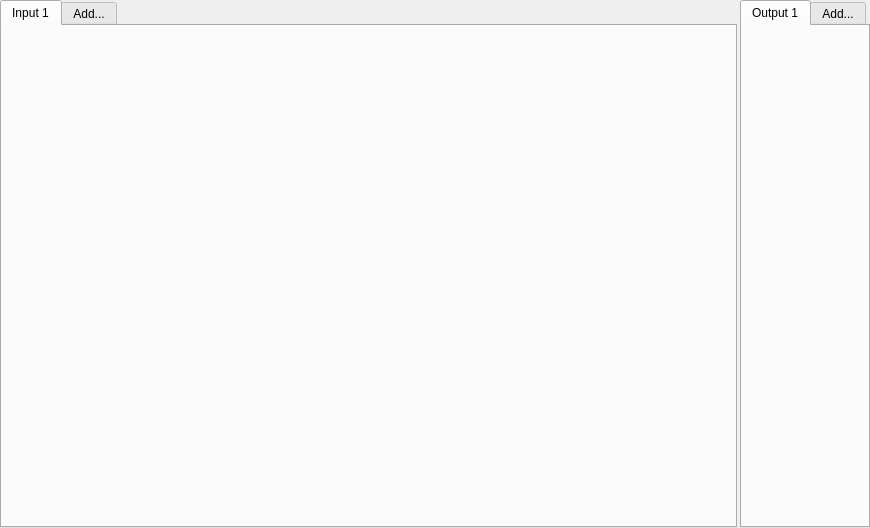
First picture: the form in DuFFMpeg/queuewidget.ui, repository RxLaboratory/DuME, before the edit.
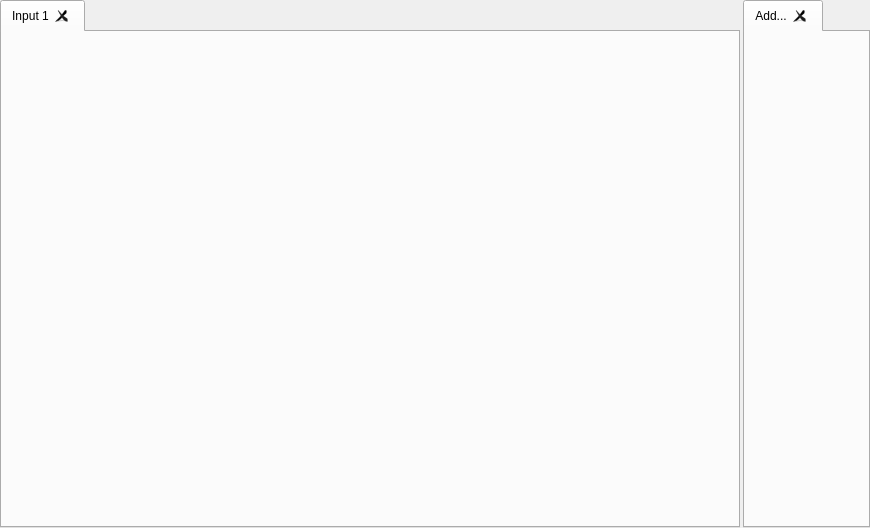
Second picture: the form after the edit.

Commit message: Multiple outputs implementation

Diff of the .ui file:
```diff
--- a/DuFFMpeg/queuewidget.ui
+++ b/DuFFMpeg/queuewidget.ui
@@ -34,6 +34,9 @@
      <property name="currentIndex">
       <number>0</number>
      </property>
+     <property name="tabsClosable">
+      <bool>true</bool>
+     </property>
      <widget class="QWidget" name="inputTab1">
       <attribute name="title">
        <string>Input 1</string>
@@ -56,11 +59,6 @@
        </property>
       </layout>
      </widget>
-     <widget class="QWidget" name="addInputTab">
-      <attribute name="title">
-       <string>Add...</string>
-      </attribute>
-     </widget>
     </widget>
    </item>
    <item>
@@ -68,28 +66,9 @@
      <property name="currentIndex">
       <number>0</number>
      </property>
-     <widget class="QWidget" name="outputTab1">
-      <attribute name="title">
-       <string>Output 1</string>
-      </attribute>
-      <layout class="QVBoxLayout" name="verticalLayout">
-       <property name="spacing">
-        <number>3</number>
-       </property>
-       <property name="leftMargin">
-        <number>0</number>
-       </property>
-       <property name="topMargin">
-        <number>1</number>
-       </property>
-       <property name="rightMargin">
-        <number>0</number>
-       </property>
-       <property name="bottomMargin">
-        <number>0</number>
-       </property>
-      </layout>
-     </widget>
+     <property name="tabsClosable">
+      <bool>true</bool>
+     </property>
      <widget class="QWidget" name="addOutputTab">
       <attribute name="title">
        <string>Add...</string>
```
The commit also changes 5 other files.
